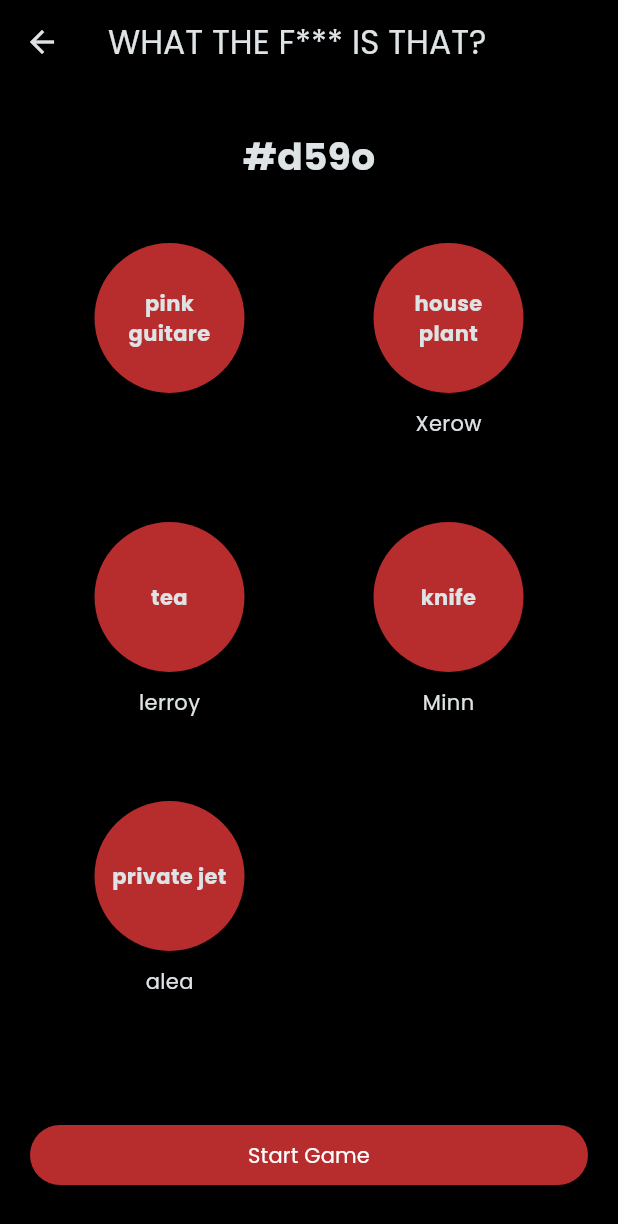
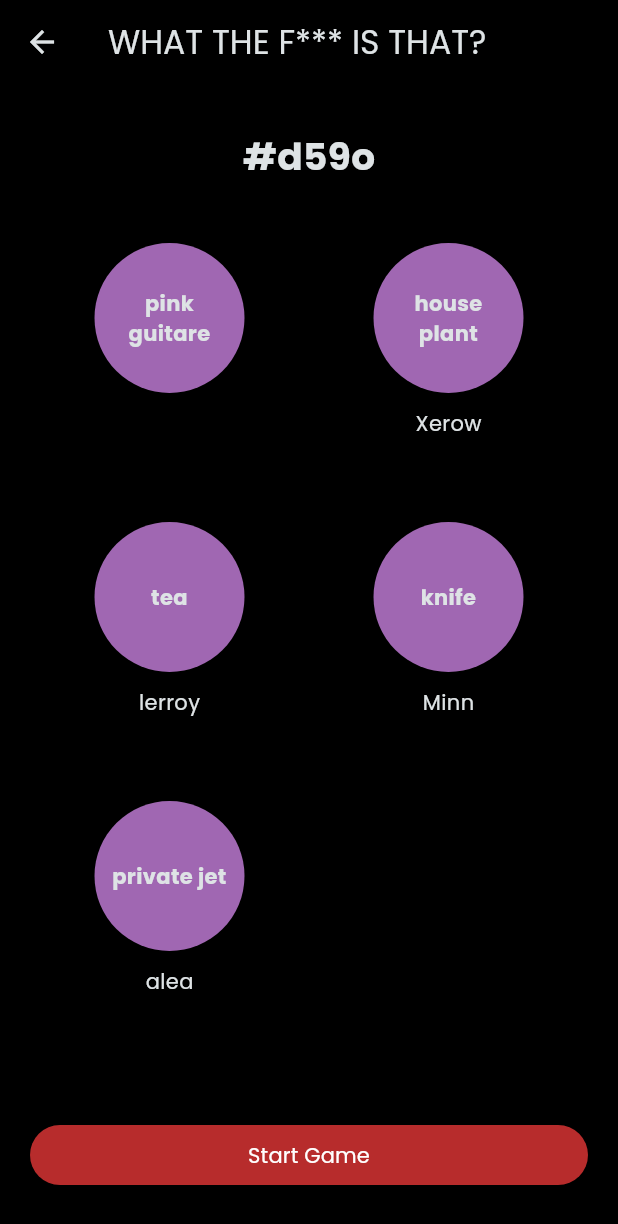
Before and after one commit to Noximi42/game_app, a Flutter app: the LobbyScreen screen opened directly, after a tap on "Create Game", on a phone screen of 412 x 824 dp. Shown: the top 1224 px of the screen. Run offline on Flutter 3.47's test engine with Material 3 defaults, Android fonts, the phone set to English and light mode, and no system bars; our stand-ins replace sqflite; accounts and stored records are empty; generated files the repository leaves out were written again.

```diff
--- a/app/clients/mobile/lib/components/global/player_avatar.dart
+++ b/app/clients/mobile/lib/components/global/player_avatar.dart
@@ -5,10 +5,7 @@ import 'package:mobile/models/player.dart';
 class PlayerAvatar extends StatelessWidget {
   final Player player;
   final bool hideValue;
-  const PlayerAvatar(
-      {super.key,
-      required this.player,
-      this.hideValue = false});
+  const PlayerAvatar({super.key, required this.player, this.hideValue = false});
 
   @override
   Widget build(BuildContext context) {
@@ -17,8 +14,8 @@ class PlayerAvatar extends StatelessWidget {
         Container(
           width: 100,
           height: 100,
-          decoration:
-              const BoxDecoration(color: AppColors.red, shape: BoxShape.circle),
+          decoration: const BoxDecoration(
+              color: AppColors.purple, shape: BoxShape.circle),
           child: Center(
             child: Padding(
               padding: const EdgeInsets.all(10),
--- a/app/clients/mobile/lib/components/screens/player_lobby.dart
+++ b/app/clients/mobile/lib/components/screens/player_lobby.dart
@@ -5,12 +5,14 @@ import 'package:mobile/state/game_state.dart';
 import 'package:provider/provider.dart';
 
 class PlayerLobby extends StatelessWidget {
-  final VoidCallback onStartGame;
-
-  const PlayerLobby({super.key, required this.onStartGame});
+  const PlayerLobby({super.key});
 
   @override
   Widget build(BuildContext context) {
+    void startGame() {
+      Provider.of<GameState>(context, listen: false).startGame();
+    }
+
     return Column(children: <Widget>[
       Padding(
         padding: const EdgeInsets.only(top: 10, bottom: 40),
@@ -38,7 +40,7 @@ class PlayerLobby extends StatelessWidget {
         child: Button(
           type: ButtonTypes.accent,
           title: "Start Game",
-          onPressed: onStartGame,
+          onPressed: startGame,
         ),
       )
     ]);
--- a/app/clients/mobile/lib/models/game.dart
+++ b/app/clients/mobile/lib/models/game.dart
@@ -5,10 +5,12 @@ import 'package:sqflite/sqflite.dart';
 class Game {
   final String id;
   final List<Player> players;
+  final String? activePlayerId;
 
   const Game({
     required this.id,
     required this.players,
+    this.activePlayerId,
   });
 
   Map<String, Object?> toMap() {
--- a/app/clients/mobile/lib/screens/game_screen.dart
+++ b/app/clients/mobile/lib/screens/game_screen.dart
@@ -1,14 +1,16 @@
 import 'package:flutter/material.dart';
 import 'package:mobile/components/screens/player_lobby.dart';
+import 'package:mobile/components/screens/post_question.dart';
+import 'package:mobile/components/screens/voting.dart';
 import 'package:mobile/constants/spacing.dart';
+import 'package:mobile/state/game_state.dart';
+import 'package:provider/provider.dart';
 
 class GameScreen extends StatelessWidget {
   const GameScreen({super.key});
 
   @override
   Widget build(BuildContext context) {
-    void startGame() {}
-
     return Scaffold(
         appBar: AppBar(
           backgroundColor: Theme.of(context).colorScheme.secondary,
@@ -16,8 +18,14 @@ class GameScreen extends StatelessWidget {
         ),
         body: Padding(
             padding: const EdgeInsets.all(Spacing.screenPadding),
-            child: PlayerLobby(
-              onStartGame: startGame,
-            )));
+            child: Consumer<GameState>(builder: (context, gameState, _) {
+              if (gameState.game.activePlayerId == null) {
+                return const PlayerLobby();
+              }
+              if (gameState.game.activePlayerId == "user-1") {
+                return const PostQuestion();
+              }
+              return const Voiting();
+            })));
   }
 }
```
Also changed, not shown: app/clients/mobile/lib/components/screens/post_question.dart (added, +65 -0 lines), app/clients/mobile/lib/components/screens/voting.dart (added, +10 -0 lines), app/clients/mobile/lib/state/game_state.dart (+11 -0 lines).
